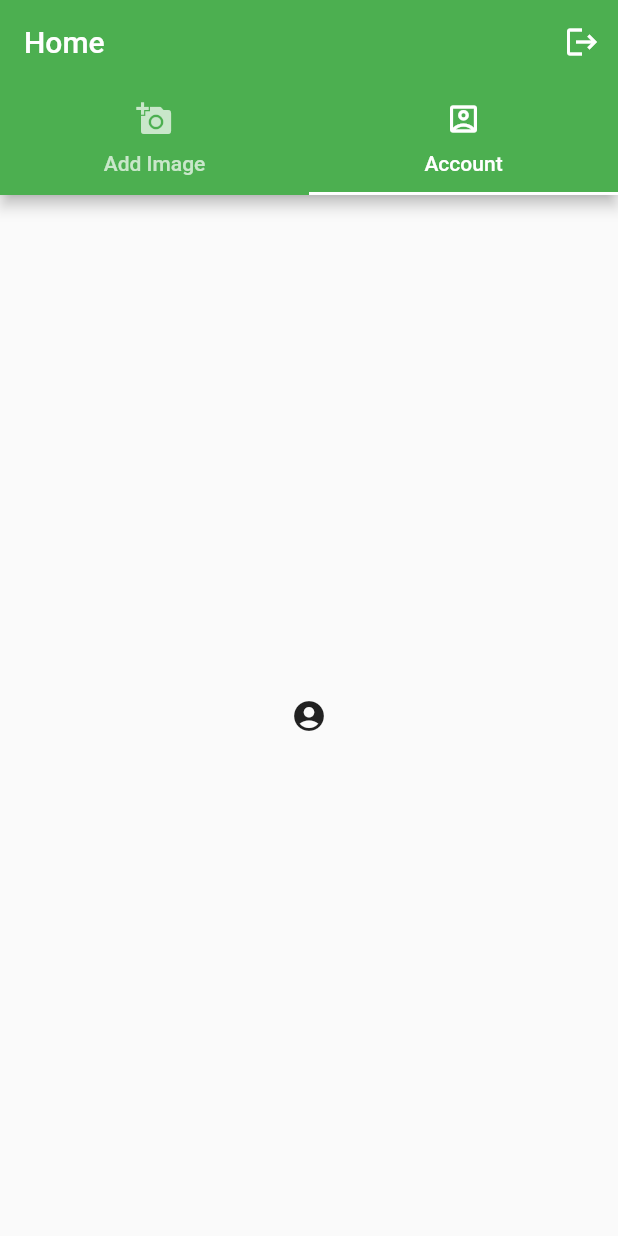
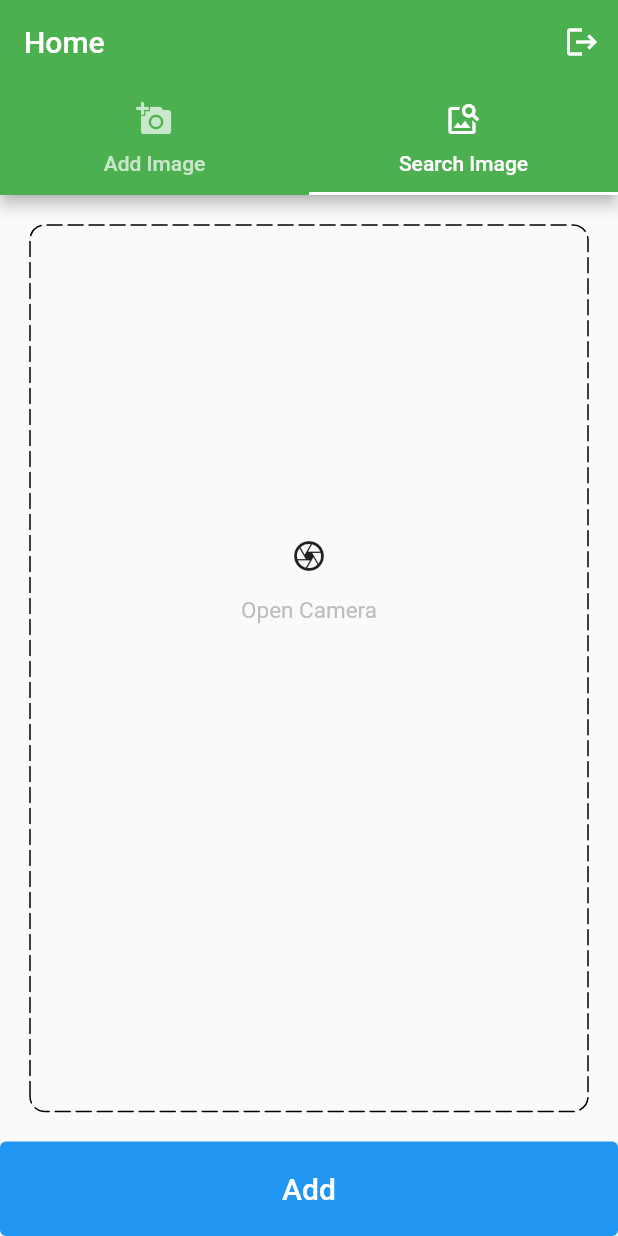
Before and after one commit to CH1NRU5T/face_rekog, a Flutter app: the screen it shows once a user with an empty profile is signed in, tab 2 chosen, on a phone screen of 412 x 824 dp. Run offline on Flutter 3.47's test engine with Material 2 defaults, Android fonts, the light colour scheme and no system bars; drawn by our look-alikes of dotted_border; our stand-ins replace cloud_firestore, firebase_auth, firebase_core, image_picker; missing offline and left inert: aws_rekognition_api; accounts and stored records are empty.

Commit message:
added search face functionality

```diff
--- /dev/null
+++ b/lib/features/face/screens/search_face.dart
@@ -0,0 +1,12 @@
+import 'package:flutter/material.dart';
+
+import '../widgets/search_face_form.dart';
+
+class SearchFace extends StatelessWidget {
+  const SearchFace({super.key});
+
+  @override
+  Widget build(BuildContext context) {
+    return const SearchFaceForm();
+  }
+}
--- /dev/null
+++ b/lib/features/face/widgets/search_face_form.dart
@@ -0,0 +1,145 @@
+import 'dart:developer';
+import 'dart:io';
+
+import 'package:aws_rekognition_api/rekognition-2016-06-27.dart' as aws;
+import 'package:dotted_border/dotted_border.dart';
+import 'package:face_rekog/features/face/services/face_service.dart';
+import 'package:face_rekog/features/firebase/services/firebase_services.dart';
+import 'package:firebase_auth/firebase_auth.dart';
+import 'package:flutter/material.dart';
+import 'package:image_picker/image_picker.dart';
+
+class SearchFaceForm extends StatefulWidget {
+  const SearchFaceForm({super.key});
+
+  @override
+  State<SearchFaceForm> createState() => _SearchFaceFormState();
+}
+
+class _SearchFaceFormState extends State<SearchFaceForm> {
+  ImagePicker imagePicker = ImagePicker();
+  bool loading = false;
+  FaceService faceService = FaceService();
+  FirebaseServices firebaseServices = FirebaseServices();
+  XFile? image;
+  @override
+  Widget build(BuildContext context) {
+    return Scaffold(
+      body: Column(children: [
+        Expanded(
+          child: GestureDetector(
+            onTap: () async {
+              image = await imagePicker.pickImage(source: ImageSource.camera);
+              setState(() {});
+            },
+            child: image != null
+                ? Column(
+                    children: [
+                      SizedBox(
+                        width: MediaQuery.of(context).size.width * 0.8,
+                        height: MediaQuery.of(context).size.height * 0.59,
+                        child: Image.file(
+                          fit: BoxFit.contain,
+                          File(image!.path),
+                        ),
+                      ),
+                      // const SizedBox(height: 10),
+                      IconButton(
+                        onPressed: () {
+                          setState(
+                            () {
+                              image = null;
+                            },
+                          );
+                        },
+                        icon: const Icon(Icons.delete_outline),
+                      ),
+                    ],
+                  )
+                : DottedBorder(
+                    borderPadding: const EdgeInsets.all(20),
+                    borderType: BorderType.RRect,
+                    radius: const Radius.circular(10),
+                    strokeCap: StrokeCap.round,
+                    dashPattern: const [10, 4],
+                    child: Container(
+                      width: double.infinity,
+                      height: MediaQuery.of(context).size.height * 0.62,
+                      decoration: BoxDecoration(
+                          borderRadius: BorderRadius.circular(10)),
+                      child: Column(
+                          mainAxisAlignment: MainAxisAlignment.center,
+                          children: [
+                            const Icon(Icons.camera_outlined),
+                            const SizedBox(height: 15),
+                            Text(
+                              'Open Camera',
+                              style: TextStyle(
+                                  fontSize: 15, color: Colors.grey.shade400),
+                            ),
+                          ]),
+                    ),
+                  ),
+          ),
+        ),
+        SizedBox(
+          width: double.infinity,
+          child: TextButton(
+            style: TextButton.styleFrom(
+              padding: const EdgeInsets.symmetric(vertical: 20),
+              backgroundColor: Colors.blue,
+            ),
+            onPressed: () async {
+              if (image == null) {
+                ScaffoldMessenger.of(context).showSnackBar(
+                  const SnackBar(
+                    content: Text('Please select an image'),
+                  ),
+                );
+                return;
+              }
+              if (loading) {
+                ScaffoldMessenger.of(context).showSnackBar(
+                  const SnackBar(
+                    content: Text('Please wait, adding an image'),
+                  ),
+                );
+                return;
+              }
+              setState(() {
+                loading = true;
+              });
+              aws.SearchFacesByImageResponse searchResponse = await faceService
+                  .searchImage(FirebaseAuth.instance.currentUser!.uid, image);
+              if (searchResponse.faceMatches!.isEmpty) {
+                setState(() {
+                  loading = false;
+                });
+                ScaffoldMessenger.of(context).showSnackBar(
+                  const SnackBar(
+                    content: Text('Face Not Found'),
+                  ),
+                );
+                return;
+              }
+              final faceId = searchResponse.faceMatches![0].face!.faceId;
+              String name = await firebaseServices.getFaceName(faceId!);
+              setState(() {
+                loading = false;
+              });
+              log('found, name: $name');
+            },
+            child: loading
+                ? const CircularProgressIndicator(
+                    color: Colors.white,
+                  )
+                : const Text(
+                    'Add',
+                    style: TextStyle(color: Colors.white, fontSize: 20),
+                  ),
+          ),
+        ),
+      ]),
+    );
+  }
+}
--- a/lib/main.dart
+++ b/lib/main.dart
@@ -4,6 +4,7 @@ import 'package:aws_rekognition_api/rekognition-2016-06-27.dart' as aws;
 import 'package:cloud_firestore/cloud_firestore.dart';
 import 'package:face_rekog/features/auth/widgets/custom_text_form_field.dart';
 import 'package:face_rekog/features/face/screens/add_face.dart';
+import 'package:face_rekog/features/face/screens/search_face.dart';
 import 'package:face_rekog/features/face/services/face_service.dart';
 import 'package:face_rekog/firebase_options.dart';
 import 'package:firebase_auth/firebase_auth.dart';
@@ -36,13 +37,12 @@ class MyApp extends StatelessWidget {
               return DefaultTabController(
                 length: 2,
                 child: Scaffold(
+                  resizeToAvoidBottomInset: false,
                   body: IndexedStack(children: const [
                     TabBarView(
                       children: [
                         AddFace(),
-                        Center(
-                          child: Icon(Icons.account_circle),
-                        ),
+                        SearchFace(),
                       ],
                     ),
                   ]),
@@ -66,8 +66,8 @@ class MyApp extends StatelessWidget {
                           text: "Add Image",
                         ),
                         Tab(
-                          icon: Icon(Icons.account_box_outlined),
-                          text: "Account",
+                          icon: Icon(Icons.image_search),
+                          text: "Search Image",
                         ),
                       ],
                     ),
```
Also changed, not shown: lib/features/face/widgets/add_face_form.dart (+8 -5 lines).
